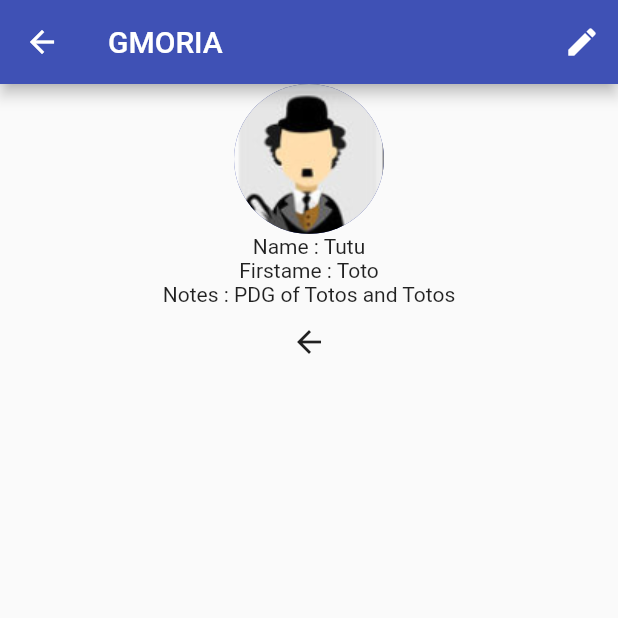
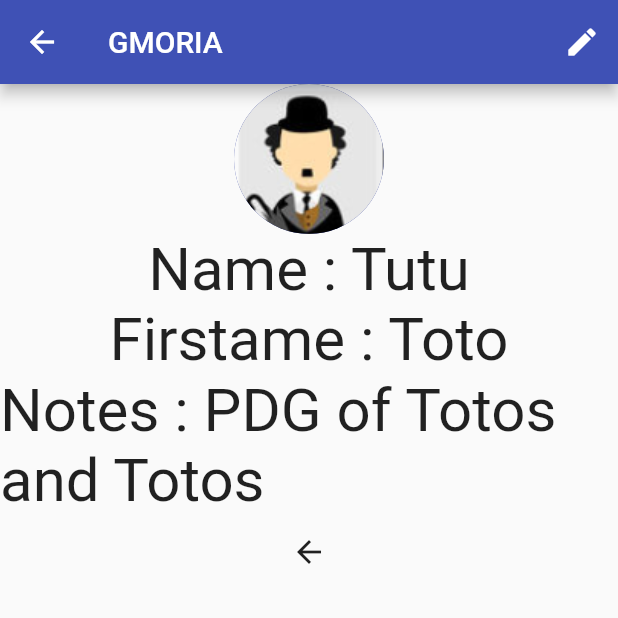
Before and after one commit to nmHEVS/GMoria, a Flutter app: the PersonInfo screen opened directly with sample values from the repository, on a phone screen of 412 x 824 dp, the top half of it. Run offline on Flutter 3.47's test engine with Material 2 defaults, Android fonts, the phone set to English and light mode, and no system bars; our stand-ins replace cloud_firestore, firebase_auth, firebase_core, image_picker; accounts and stored records are empty.

Commit message:
Merge branch 'master' of https://github.com/nmHEVS/GMoria into master

```diff
--- a/gmoria/lib/Pages/Person/PersonInfo.dart
+++ b/gmoria/lib/Pages/Person/PersonInfo.dart
@@ -49,13 +49,22 @@ class _PersonInfoState extends State<PersonInfo> {
               radius: 50,
             ),
             Container(
-              child: Text('Name : ' + person.name),
+              child: Text(
+                'Name : ' + person.name,
+                style: TextStyle(fontSize: 40),
+              ),
             ),
             Container(
-              child: Text('Firstame : ' + person.firstname),
+              child: Text(
+                'Firstame : ' + person.firstname,
+                style: TextStyle(fontSize: 40),
+              ),
             ),
             Container(
-              child: Text('Notes : ' + person.notes),
+              child: Text(
+                'Notes : ' + person.notes,
+                style: TextStyle(fontSize: 40),
+              ),
             ),
             IconButton(
               icon: Icon(Icons.arrow_back),
```
Also changed, not shown: gmoria/lib/Pages/Game/ScorePage.dart (+10 -2 lines), gmoria/lib/Pages/Person/PersonDetailsPage.dart (+71 -9 lines), 1 other file.
